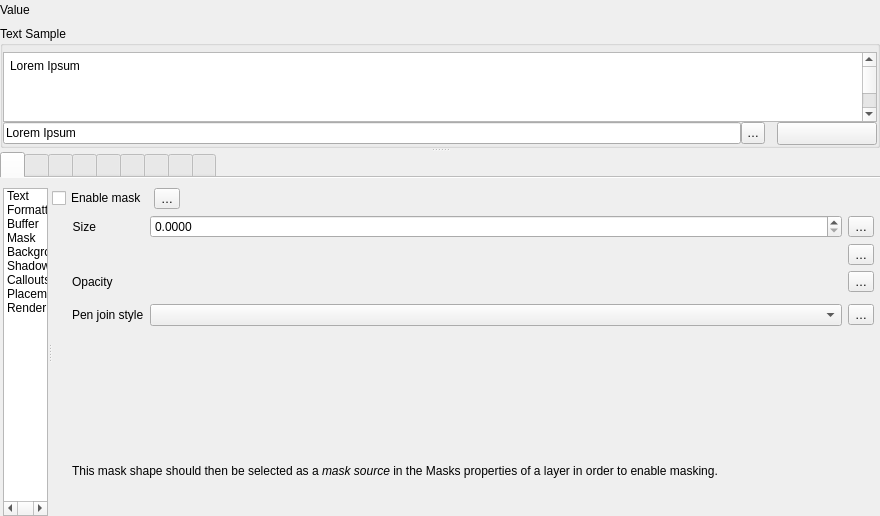
First picture: the form in src/ui/qgstextformatwidgetbase.ui, repository qgis/QGIS, before the edit.
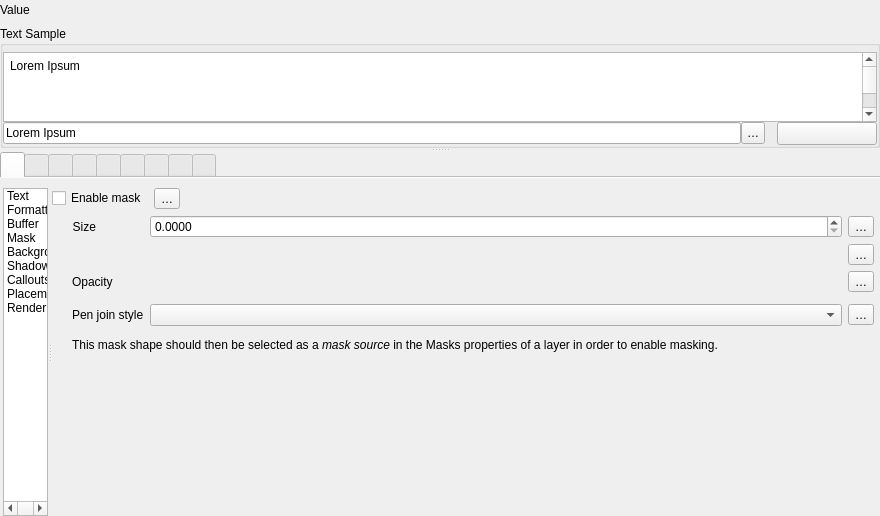
Second picture: the form after the edit. Icons and pictures are not drawn. Custom widgets are drawn as their Qt base class.

Commit message: Add a vertical spacer at the bottom of mask label tab

```diff
--- a/src/ui/qgstextformatwidgetbase.ui
+++ b/src/ui/qgstextformatwidgetbase.ui
@@ -2771,6 +2771,19 @@
                              </property>
                             </widget>
                            </item>
+                           <item row="7" column="0">
+                            <spacer name="verticalSpacer_2">
+                             <property name="orientation">
+                              <enum>Qt::Vertical</enum>
+                             </property>
+                             <property name="sizeHint" stdset="0">
+                              <size>
+                               <width>20</width>
+                               <height>0</height>
+                              </size>
+                             </property>
+                            </spacer>
+                           </item>
                           </layout>
                          </widget>
                         </item>
```
